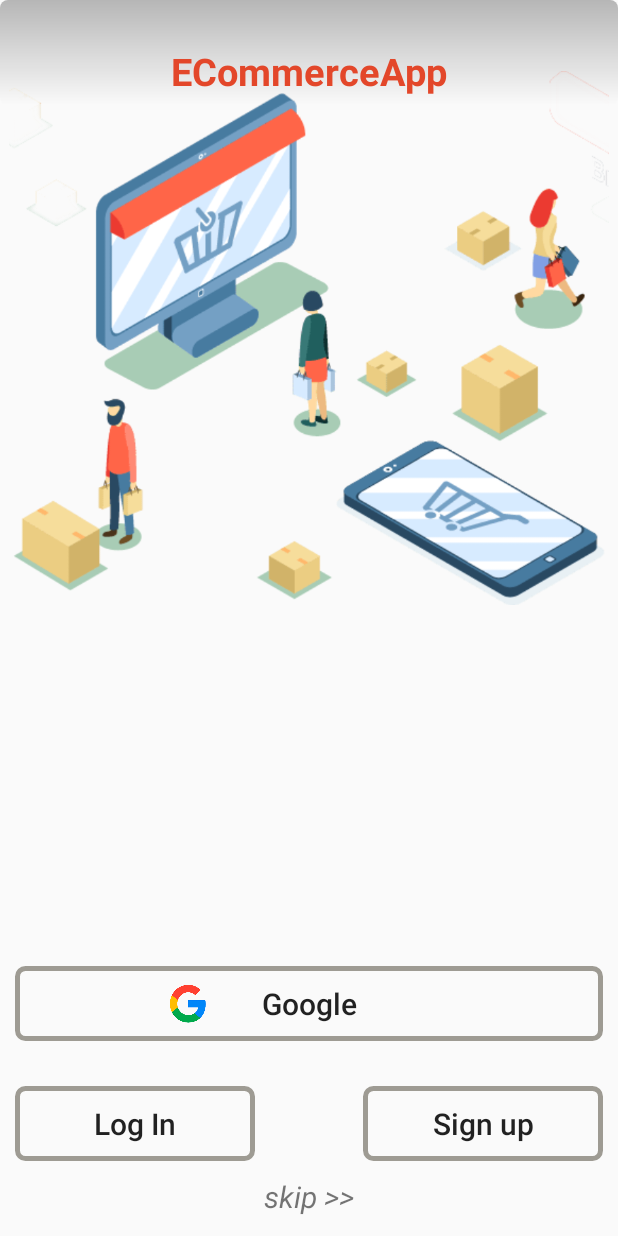
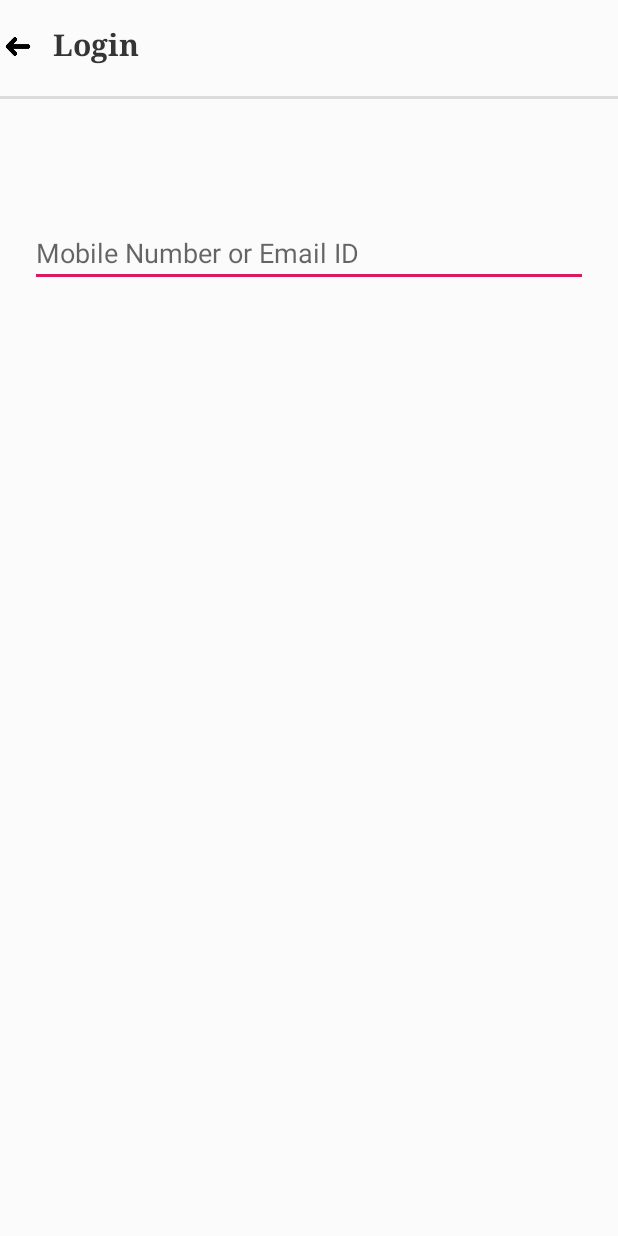
Before and after one commit to shivamkalra13/ECommerceApp, an Android app: the screen it shows after launch (MainActivity before the commit, LoginActivity after it), after a tap on "Log In", on a phone screen of 412 x 824 dp. Run offline under Robolectric (Android 15) with nearby library versions, the phone set to English and light mode, and no system bars.

Commit message:
Made some in LoginActivity

```diff
--- a/app/src/main/AndroidManifest.xml
+++ b/app/src/main/AndroidManifest.xml
@@ -9,8 +9,8 @@
         android:roundIcon="@mipmap/ic_launcher_round"
         android:supportsRtl="true"
         android:theme="@style/AppTheme">
-        <activity android:name=".SignupActivity"></activity>
-        <activity android:name=".LoginActivity" />
+        <activity android:name=".LoginActivity"></activity>
+        <activity android:name=".SignupActivity" />
         <activity android:name=".MainActivity">
             <intent-filter>
                 <action android:name="android.intent.action.MAIN" />
--- /dev/null
+++ b/app/src/main/java/d/androidapps/ecommerceapp/LoginActivity.java
@@ -0,0 +1,24 @@
+package d.androidapps.ecommerceapp;
+
+import androidx.appcompat.app.AppCompatActivity;
+
+import android.app.ActionBar;
+import android.content.Intent;
+import android.graphics.Color;
+import android.os.Bundle;
+import android.view.View;
+import android.widget.Button;
+
+public class LoginActivity extends AppCompatActivity {
+
+    @Override
+    protected void onCreate(Bundle savedInstanceState) {
+        super.onCreate(savedInstanceState);
+        setContentView(R.layout.activity_login);
+    }
+    public void goHome(View view)
+    {
+        Intent i = new Intent(LoginActivity.this,MainActivity.class);
+        startActivity(i);
+    }
+}
--- a/app/src/main/java/d/androidapps/ecommerceapp/MainActivity.java
+++ b/app/src/main/java/d/androidapps/ecommerceapp/MainActivity.java
@@ -24,13 +24,13 @@ Button login,signup,google;
                 startActivity(i);
             }
         });
-        signup.setOnClickListener(new View.OnClickListener() {
+        /*signup.setOnClickListener(new View.OnClickListener() {
             @Override
             public void onClick(View view) {
                 Intent i=new Intent(MainActivity.this,SignupActivity.class);
                 startActivity(i);
             }
-        });
+        });*/
 
 
     }
--- /dev/null
+++ b/app/src/main/res/drawable/border.xml
@@ -0,0 +1,7 @@
+<?xml version="1.0" encoding="UTF-8"?>
+<shape xmlns:android="http://schemas.android.com/apk/res/android">
+    <solid android:color="@color/trans"/>
+    <stroke android:width="2dp" android:color="#DBDBDB"/>
+    <padding android:left="1dp" android:top="1dp" android:right="1dp"
+        android:bottom="1dp" />
+</shape>
--- /dev/null
+++ b/app/src/main/res/layout/activity_login.xml
@@ -0,0 +1,51 @@
+<?xml version="1.0" encoding="utf-8"?>
+<RelativeLayout xmlns:android="http://schemas.android.com/apk/res/android"
+    xmlns:app="http://schemas.android.com/apk/res-auto"
+    xmlns:tools="http://schemas.android.com/tools"
+    android:background="#FBFBFB"
+    android:layout_width="match_parent"
+    android:layout_height="match_parent"
+    tools:context=".LoginActivity">
+    <ImageView
+        android:id="@+id/tbar"
+        android:layout_width="match_parent"
+        android:layout_height="70dp"
+        android:background="@drawable/border"
+        android:layout_marginTop="-4dp"
+        android:layout_marginLeft="-4dp"
+        android:layout_marginRight="-4dp"
+        />
+
+    <androidx.appcompat.widget.AppCompatButton
+        android:id="@+id/up"
+        android:layout_width="24dp"
+        android:layout_height="23dp"
+        android:layout_alignTop="@+id/tbar"
+        android:layout_marginTop="23dp"
+        android:background="@drawable/backbtn"
+        android:onClick="goHome" />
+
+    <TextView
+        android:layout_width="wrap_content"
+        android:layout_height="wrap_content"
+        android:layout_alignLeft="@+id/up"
+        android:layout_alignTop="@+id/tbar"
+        android:layout_marginLeft="35dp"
+        android:layout_marginTop="20dp"
+        android:fontFamily="serif"
+        android:text="Login"
+        android:textColor="#353535"
+        android:textSize="20sp"
+        android:textStyle="bold" />
+        <EditText
+            android:id="@+id/email"
+            android:layout_width="match_parent"
+            android:layout_height="wrap_content"
+            android:ems="10"
+            android:inputType="textPersonName"
+            android:hint="Mobile Number or Email ID"
+            android:layout_alignTop="@+id/tbar"
+            android:layout_marginLeft="20dp"
+            android:layout_marginTop="150dp"
+            android:layout_marginRight="20dp"/>
+</RelativeLayout>
--- a/build.gradle
+++ b/build.gradle
@@ -8,7 +8,6 @@ buildscript {
     }
     dependencies {
         classpath 'com.android.tools.build:gradle:3.5.3'
-
         // NOTE: Do not place your application dependencies here; they belong
         // in the individual module build.gradle files
     }
```
Also changed, not shown: app/src/main/res/drawable/backbtn.png (added).
